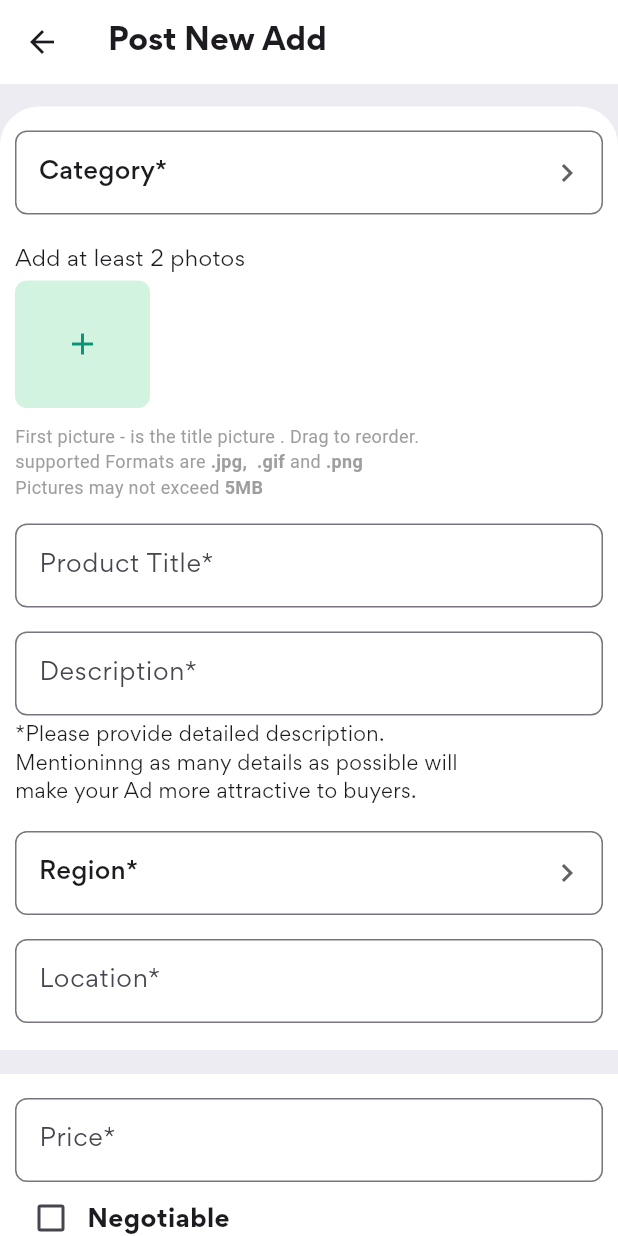
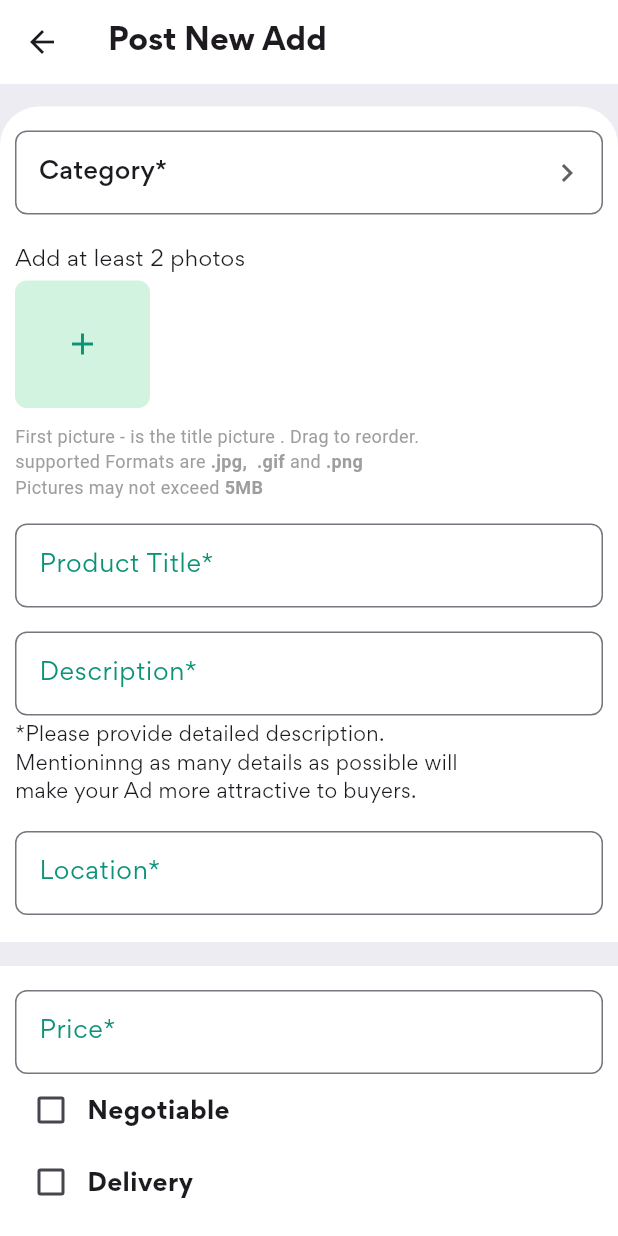
Before and after one commit to gideonadjei94/E-commerce-screen, a Flutter app: the Sell screen opened directly, on a phone screen of 412 x 824 dp. Run offline on Flutter 3.47's test engine with Material 3 defaults, Android fonts, the phone set to English and light mode, and no system bars; our stand-ins replace flutter_rating_bar; missing offline and left inert: clippy_flutter, flutter_screen_lock.

Commit message:
made some changes

```diff
--- a/lib/main.dart
+++ b/lib/main.dart
@@ -1,6 +1,7 @@
 
 
 import 'package:flutter/material.dart';
+import 'package:flutter_screen_lock/flutter_screen_lock.dart';
 import 'shop.dart';
 
 
@@ -11,6 +12,9 @@ void main() {
     theme: ThemeData(
       primaryColor: Color.fromARGB(255, 11, 147, 120),
       fontFamily: 'Gordita',
+      textSelectionTheme: TextSelectionThemeData(
+        cursorColor: Color.fromARGB(255, 11, 147, 120),
+      )
 
     ),
   ));
@@ -40,6 +44,11 @@ class _MarketState extends State<Market> {
       floatingActionButton: FloatingActionButton(
         backgroundColor: Color.fromARGB(255, 11, 147, 120),
         onPressed: (){
+          screenLock(
+            context: context,
+             correctString: "1234",
+             canCancel: true,
+             );
            Navigator.push(
             context,
             MaterialPageRoute(builder: (context) => Shop()),
--- a/lib/sell.dart
+++ b/lib/sell.dart
@@ -3,6 +3,7 @@ import 'package:market/categories%20screens/Electronics.dart';
 import 'package:market/categories%20screens/fashion.dart';
 import 'package:market/categories%20screens/food.dart';
 import 'package:market/filepicker.dart';
+import 'main.dart';
 
 class Sell extends StatefulWidget {
   const Sell({super.key});
@@ -101,7 +102,8 @@ class _SellState extends State<Sell> {
                 DropdownMenuItem(child: Text('Beauty & Cosmetics') , value: "4"),
                 DropdownMenuItem(child: Text('Fashion') , value: "5"),
                 DropdownMenuItem(child: Text('Hostels') , value: "6"),
-                DropdownMenuItem(child: Text('Repairs & Constructon') , value: "7"),
+                DropdownMenuItem(child: Text('Repairs & Other services') , value: "7"),
+                DropdownMenuItem(child: Text('Others') , value: "8"),
               ],
              ),
              Container(
@@ -218,7 +220,10 @@ class _SellState extends State<Sell> {
                   border: OutlineInputBorder(
                     borderRadius: BorderRadius.circular(8)
                   ),
-                  labelText: 'Product Title*'
+                  labelText: 'Product Title*',
+                  labelStyle: TextStyle(
+                    color:Color.fromARGB(255, 11, 147, 120),
+                  )
                 ),
 
                ),
@@ -238,6 +243,9 @@ class _SellState extends State<Sell> {
                     borderRadius: BorderRadius.circular(8)
                   ),
                   labelText: 'Description*',
+                   labelStyle: TextStyle(
+                    color:Color.fromARGB(255, 11, 147, 120),
+                  )
 
                 ),
 
@@ -284,38 +292,6 @@ class _SellState extends State<Sell> {
 
              Container(
               margin: EdgeInsets.only(top: 16),
-              child: DropdownButtonFormField(
-                icon: Icon(Icons.navigate_next),
-                decoration: InputDecoration(
-                   focusedBorder: OutlineInputBorder(
-                  borderSide: BorderSide(color:Color.fromARGB(255, 11, 147, 120),
-                  width: 2.0)
-                ),
-                border: OutlineInputBorder(
-                  borderRadius: BorderRadius.circular(8)
-                )
-              ),
-              onChanged: (v){},
-              value: _value,
-              items: const [
-                DropdownMenuItem(child: Text('Region*') , value: "0"),
-                DropdownMenuItem(child: Text('Greater Accra') , value: "1"),
-                DropdownMenuItem(child: Text('Ashanti') , value: "2"),
-                DropdownMenuItem(child: Text('Central') , value: "3"),
-                DropdownMenuItem(child: Text('western') , value: "4"),
-                DropdownMenuItem(child: Text('Eastern') , value: "5"),
-                DropdownMenuItem(child: Text('Volta') , value: "6"),
-                DropdownMenuItem(child: Text('Northern') , value: "7"),
-                DropdownMenuItem(child: Text('Upper East') , value: "8"),
-                DropdownMenuItem(child: Text('Upper West') , value: "9"),
-                DropdownMenuItem(child: Text('Brong Ahafo') , value: "10"),
-
-              ],
-              ),
-             ),
-
-             Container(
-              margin: EdgeInsets.only(top: 16),
                child: TextField(
                 decoration: InputDecoration(
                   focusedBorder: OutlineInputBorder(
@@ -328,7 +304,9 @@ class _SellState extends State<Sell> {
                     borderRadius: BorderRadius.circular(8)
                   ),
                   labelText: 'Location*',
-
+                   labelStyle: TextStyle(
+                    color:Color.fromARGB(255, 11, 147, 120),
+                  )
                 ),
 
                ),
@@ -358,7 +336,10 @@ class _SellState extends State<Sell> {
                     border: OutlineInputBorder(
                       borderRadius: BorderRadius.circular(8)
                     ),
-                    labelText: "Price* "
+                    labelText: "Price* ",
+                     labelStyle: TextStyle(
+                    color:Color.fromARGB(255, 11, 147, 120),
+                  )
                   ),
 
                  ),
@@ -448,7 +429,10 @@ class _SellState extends State<Sell> {
                   border: OutlineInputBorder(
                     borderRadius: BorderRadius.circular(8)
                   ),
-                  labelText: "Seller's Name* "
+                  labelText: "Seller's Name* ",
+                   labelStyle: TextStyle(
+                    color:Color.fromARGB(255, 11, 147, 120),
+                  )
                 ),
 
                ),),
@@ -467,7 +451,10 @@ class _SellState extends State<Sell> {
                   border: OutlineInputBorder(
                     borderRadius: BorderRadius.circular(8)
                   ),
-                  labelText: 'Phone Number*'
+                  labelText: 'Phone Number*',
+                   labelStyle: TextStyle(
+                    color:Color.fromARGB(255, 11, 147, 120),
+                  )
                 ),
 
                ),),
--- a/pubspec.yaml
+++ b/pubspec.yaml
@@ -39,6 +39,7 @@ dependencies:
   clippy_flutter: ^2.0.0-nullsafety.1
   flutter_rating_bar: ^4.0.1
   provider: ^6.1.1
+  flutter_screen_lock: ^9.0.1
 
 dev_dependencies:
   flutter_test:
```
Also changed, not shown: pubspec.lock.
